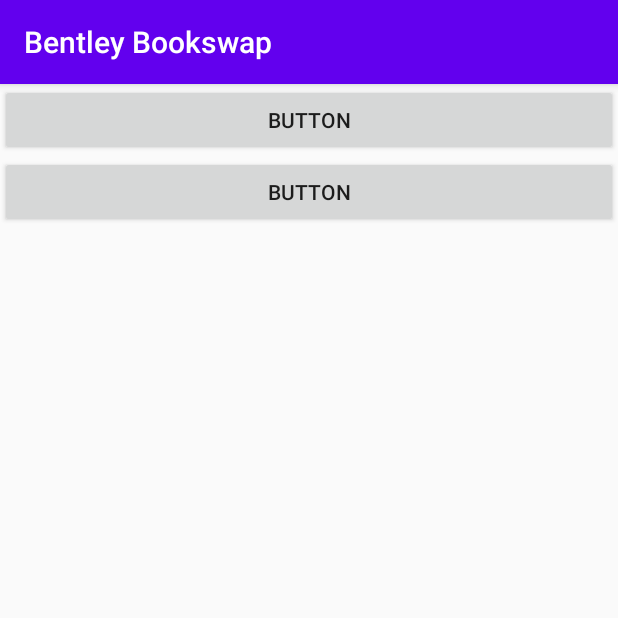
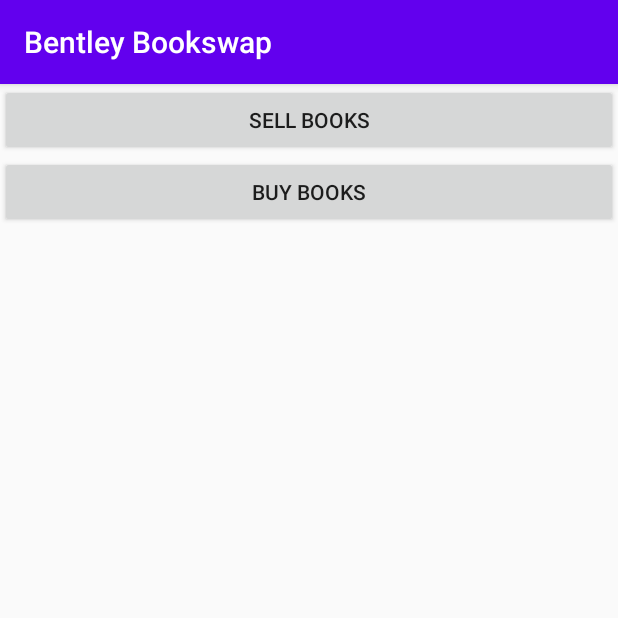
Before and after one commit to briroz/BentleyBookswap, an Android app: the screen it shows after launch (MainActivity), on a phone screen of 412 x 824 dp, the top half of it. Run offline under Robolectric (Android 15) with nearby library versions, the phone set to English and light mode, and no system bars.

Commit message:
New Activities, linking them with buttons

```diff
--- a/app/build.gradle
+++ b/app/build.gradle
@@ -28,6 +28,9 @@ dependencies {
 
     implementation 'androidx.appcompat:appcompat:1.1.0'
     implementation 'androidx.constraintlayout:constraintlayout:1.1.3'
+    implementation 'com.google.android.material:material:1.1.0'
+    implementation 'androidx.navigation:navigation-fragment:2.0.0'
+    implementation 'androidx.navigation:navigation-ui:2.0.0'
     testImplementation 'junit:junit:4.12'
     androidTestImplementation 'androidx.test.ext:junit:1.1.1'
     androidTestImplementation 'androidx.test.espresso:espresso-core:3.2.0'
--- a/app/src/main/AndroidManifest.xml
+++ b/app/src/main/AndroidManifest.xml
@@ -9,6 +9,11 @@
         android:roundIcon="@mipmap/ic_launcher_round"
         android:supportsRtl="true"
         android:theme="@style/AppTheme">
+        <activity android:name=".SellBookActivity"></activity>
+        <activity
+            android:name=".AddItemActivity"
+            android:label="@string/title_activity_add_item_activity"
+            android:theme="@style/AppTheme.NoActionBar" />
         <activity android:name=".MainActivity">
             <intent-filter>
                 <action android:name="android.intent.action.MAIN" />
--- a/app/src/main/java/com/briroz/bentleybookswap/MainActivity.java
+++ b/app/src/main/java/com/briroz/bentleybookswap/MainActivity.java
@@ -2,15 +2,27 @@ package com.briroz.bentleybookswap;
 
 import androidx.appcompat.app.AppCompatActivity;
 
+import android.content.Intent;
 import android.os.Bundle;
+import android.view.View;
+import android.widget.Button;
 
-public class MainActivity extends AppCompatActivity {
-
+public class MainActivity extends AppCompatActivity implements View.OnClickListener {
+    private Button buttonSell1;
 
 
     @Override
     protected void onCreate(Bundle savedInstanceState) {
         super.onCreate(savedInstanceState);
         setContentView(R.layout.activity_main);
+        buttonSell1 = findViewById(R.id.buttonSell);
+        buttonSell1.setOnClickListener(this);
+    }
+
+    @Override
+    public void onClick(View view) {
+        Intent i = new Intent(getApplicationContext(),SellBookActivity.class);
+        startActivity(i);
+        setContentView(R.layout.add_item_activity);
     }
 }
--- a/app/src/main/res/layout/activity_main.xml
+++ b/app/src/main/res/layout/activity_main.xml
@@ -1,21 +1,20 @@
 <?xml version="1.0" encoding="utf-8"?>
 <LinearLayout xmlns:android="http://schemas.android.com/apk/res/android"
-    xmlns:app="http://schemas.android.com/apk/res-auto"
     xmlns:tools="http://schemas.android.com/tools"
     android:layout_width="match_parent"
     android:layout_height="match_parent"
     android:orientation="vertical"
-    tools:context=".MainActivity" >
+    tools:context=".MainActivity">
 
     <Button
-        android:id="@+id/button"
+        android:id="@+id/buttonSell"
         android:layout_width="match_parent"
         android:layout_height="wrap_content"
-        android:text="Button" />
+        android:text="@string/buttonSell" />
 
     <Button
-        android:id="@+id/button2"
+        android:id="@+id/buttonBuy"
         android:layout_width="match_parent"
         android:layout_height="wrap_content"
-        android:text="Button" />
+        android:text="@string/buttonBuy" />
 </LinearLayout>
--- /dev/null
+++ b/app/src/main/res/values/dimens.xml
@@ -0,0 +1,3 @@
+<resources>
+    <dimen name="fab_margin">16dp</dimen>
+</resources>
--- a/app/src/main/res/values/strings.xml
+++ b/app/src/main/res/values/strings.xml
@@ -1,3 +1,12 @@
 <resources>
     <string name="app_name">Bentley Bookswap</string>
+    <string name="title_activity_add_item_activity">add_item_activity</string>
+    <!-- Strings used for fragments for navigation -->
+    <string name="buttonBuy">Buy Books</string>
+    <string name="buttonSell">Sell Books</string>
+    <string name="next">Next</string>
+    <string name="previous">Previous</string>
+
+    <string name="hello_first_fragment">Hello first fragment</string>
+    <string name="hello_second_fragment">Hello second fragment. Arg: %1$s</string>
 </resources>
--- a/app/src/main/res/values/styles.xml
+++ b/app/src/main/res/values/styles.xml
@@ -8,4 +8,13 @@
         <item name="colorAccent">@color/colorAccent</item>
     </style>
 
+    <style name="AppTheme.NoActionBar">
+        <item name="windowActionBar">false</item>
+        <item name="windowNoTitle">true</item>
+    </style>
+
+    <style name="AppTheme.AppBarOverlay" parent="ThemeOverlay.AppCompat.Dark.ActionBar" />
+
+    <style name="AppTheme.PopupOverlay" parent="ThemeOverlay.AppCompat.Light" />
+
 </resources>
```
Also changed, not shown: app/src/main/java/com/briroz/bentleybookswap/SellBookActivity.java (added, +15 -0 lines), app/src/main/res/layout/add_item_activity.xml (added, +79 -0 lines).
